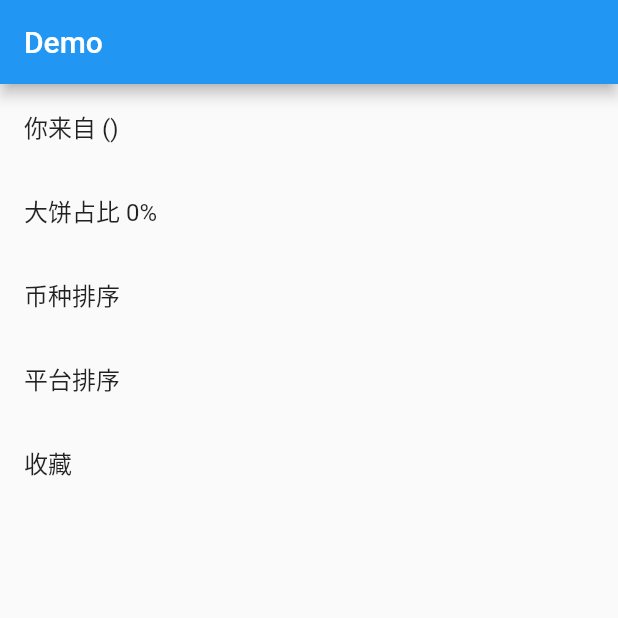
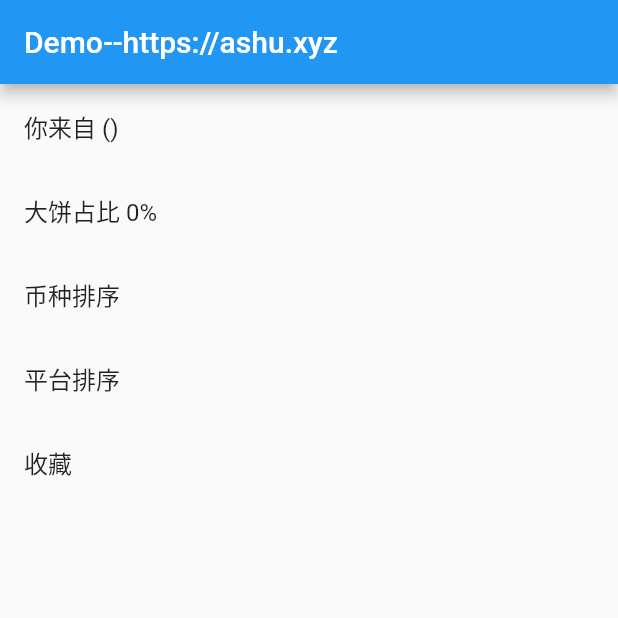
Before and after one commit to ashu0000008/flutter_demo, a Flutter app: the screen it shows after launch, on a phone screen of 412 x 824 dp, the top half of it. Run offline on Flutter 3.47's test engine with Material 2 defaults, Android fonts, the phone set to English and light mode, and no system bars; our stand-ins replace charts_flutter, device_info, dio; missing offline and left inert: device_id; generated files the repository leaves out were written again; network calls fail.

```diff
--- a/lib/main.dart
+++ b/lib/main.dart
@@ -6,6 +6,7 @@ import 'PercentChartPage.dart';
 import 'PlatformsPage.dart';
 import 'net/api.dart';
 import 'ws/WSManager.dart';
+import 'net/urls.dart';
 
 void main() => runApp(MyApp());
 
@@ -27,7 +28,7 @@ class MyApp extends StatelessWidget {
         // is not restarted.
         primarySwatch: Colors.blue,
       ),
-      home: MyHomePage(title: 'Demo'),
+      home: MyHomePage(title: 'Demo--' + ApiUrls.base_url),
       routes: {
         '/home': (context) => MyApp(),
         '/platforms/summary': (context) => PlatformsPage(),
--- a/lib/net/urls.dart
+++ b/lib/net/urls.dart
@@ -1,9 +1,9 @@
 class ApiUrls{
-  static const String ws_url1 = "ws://ashu.xyz:9000/ws";
-  static const String ws_url = "ws://192.168.100.9:9000/ws";
+  static const String ws_url = "ws://ashu.xyz:9000/ws";
+  static const String ws_url1 = "ws://192.168.100.9:9000/ws";
 
-  static const String base_url1 = "https://ashu.xyz";
-  static const String base_url = "https://192.168.100.9";
+  static const String base_url = "https://ashu.xyz";
+  static const String base_url1 = "https://192.168.100.9";
   static const String url_get_crypto_percent = base_url + "/percent/";
   static const String url_get_platforms_summary = base_url + "/platforms/summary";
   static const String url_get_platform_info = base_url + "/platform/";
```
Also changed, not shown: pubspec.lock.
